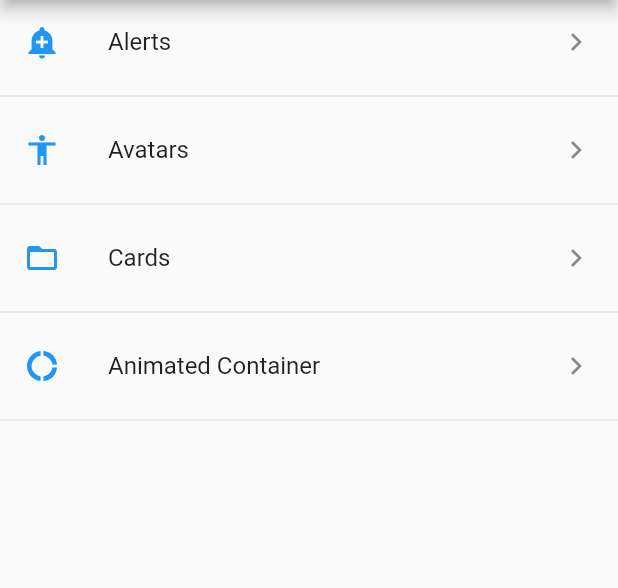
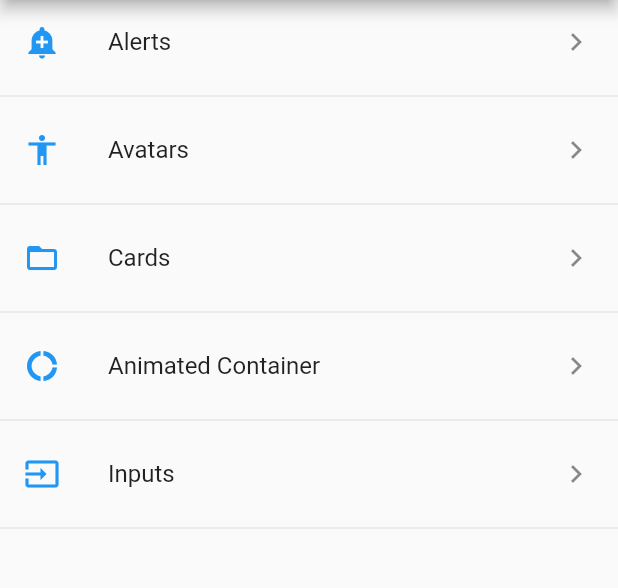
Before and after one commit to ronniemh/flutter-widgets-practice, a Flutter app: the screen it shows after launch, on a phone screen of 412 x 824 dp, the part 84-672 px from its top. Run offline on Flutter 3.47's test engine with Material 2 defaults, Android fonts, the phone set to English and light mode, and no system bars.

Commit message:
add input fields

```diff
--- a/data/menu_opts.json
+++ b/data/menu_opts.json
@@ -20,6 +20,11 @@
             "route": "animatedContainer",
             "icon": "donut_large",
             "text": "Animated Container"
+        },
+        {
+            "route": "inputs",
+            "icon": "inputs",
+            "text": "Inputs"
         }
     ]
 }
--- a/lib/src/routes/routes.dart
+++ b/lib/src/routes/routes.dart
@@ -4,6 +4,7 @@ import 'package:flutter_widget_practice/src/pages/animated_container.dart';
 import 'package:flutter_widget_practice/src/pages/avatar_page.dart';
 import 'package:flutter_widget_practice/src/pages/card_page.dart';
 import 'package:flutter_widget_practice/src/pages/home_page.dart';
+import 'package:flutter_widget_practice/src/pages/input_page.dart';
 
 Map<String, WidgetBuilder> gettApplicationRoutes() {
   return <String, WidgetBuilder>{
@@ -12,5 +13,6 @@ Map<String, WidgetBuilder> gettApplicationRoutes() {
     'avatar': (BuildContext context) => AvatarPage(),
     'card': (BuildContext context) => CardPage(),
     'animatedContainer': (BuildContext context) => AnimatedContainePage(),
+    'inputs': (BuildContext context) => InputPage(),
   };
 }
--- a/lib/src/utils/icono_string_util.dart
+++ b/lib/src/utils/icono_string_util.dart
@@ -4,7 +4,8 @@ final _icons = <String, IconData>{
   'add_alert': Icons.add_alert,
   'accessibility': Icons.accessibility,
   'folder_open': Icons.folder_open,
-  'donut_large': Icons.donut_large
+  'donut_large': Icons.donut_large,
+  'inputs': Icons.input
 };
 
 Icon getIcon(String iconName) {
```
Also changed, not shown: lib/src/pages/input_page.dart (added, +49 -0 lines).
